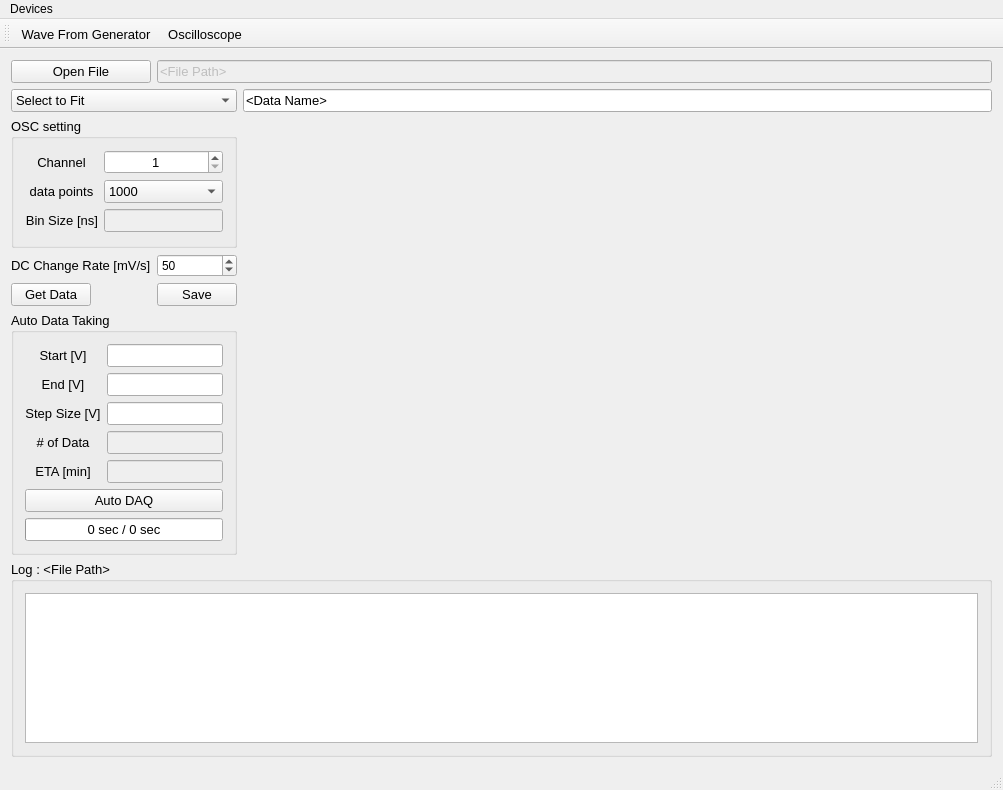
TripletESR/DAQ_GUI, file mainwindow.ui: the form before one commit.
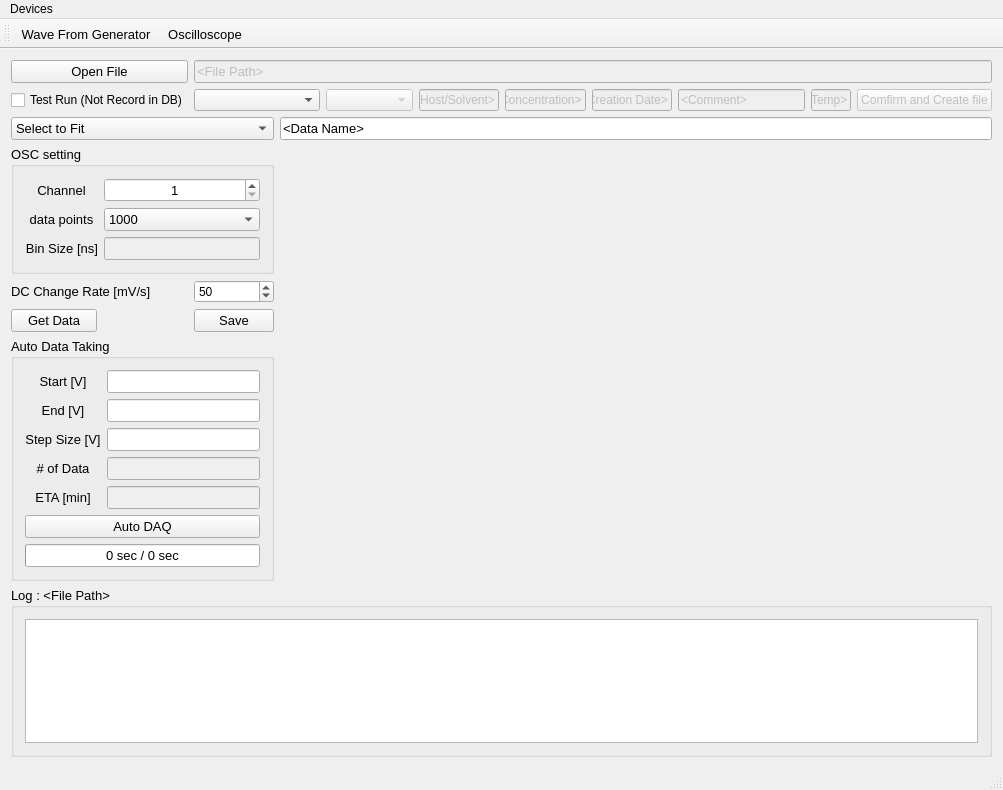
The form after the commit. Custom widgets are drawn as their Qt base class.

Diff of the .ui file:
```diff
--- a/mainwindow.ui
+++ b/mainwindow.ui
@@ -17,41 +17,8 @@
    <string>DAQ</string>
   </property>
   <widget class="QWidget" name="centralWidget">
-   <layout class="QGridLayout" name="gridLayout_3">
-    <item row="7" column="0" rowspan="2" colspan="5">
-     <widget class="QGroupBox" name="groupBox_log">
-      <property name="sizePolicy">
-       <sizepolicy hsizetype="Preferred" vsizetype="Preferred">
-        <horstretch>1</horstretch>
-        <verstretch>6</verstretch>
-       </sizepolicy>
-      </property>
-      <property name="font">
-       <font>
-        <pointsize>10</pointsize>
-       </font>
-      </property>
-      <property name="title">
-       <string>Log : &lt;File Path&gt;</string>
-      </property>
-      <layout class="QGridLayout" name="gridLayout">
-       <item row="0" column="0">
-        <widget class="QPlainTextEdit" name="plainTextEdit">
-         <property name="font">
-          <font>
-           <family>Courier New</family>
-           <pointsize>10</pointsize>
-          </font>
-         </property>
-         <property name="lineWrapMode">
-          <enum>QPlainTextEdit::NoWrap</enum>
-         </property>
-        </widget>
-       </item>
-      </layout>
-     </widget>
-    </item>
-    <item row="5" column="0" colspan="3">
+   <layout class="QGridLayout" name="gridLayout_3" columnstretch="1,1,1,1,1,1,2,2,2,1,2,1,1">
+    <item row="6" column="0" colspan="3">
      <widget class="QGroupBox" name="groupBox">
       <property name="sizePolicy">
        <sizepolicy hsizetype="Preferred" vsizetype="Preferred">
@@ -164,7 +131,7 @@
       </layout>
      </widget>
     </item>
-    <item row="2" column="3" rowspan="4" colspan="2">
+    <item row="3" column="3" rowspan="4" colspan="10">
      <widget class="QCustomPlot" name="customPlot" native="true">
       <property name="sizePolicy">
        <sizepolicy hsizetype="Preferred" vsizetype="Preferred">
@@ -174,7 +141,40 @@
       </property>
      </widget>
     </item>
-    <item row="2" column="0" colspan="3">
+    <item row="8" column="0" rowspan="2" colspan="13">
+     <widget class="QGroupBox" name="groupBox_log">
+      <property name="sizePolicy">
+       <sizepolicy hsizetype="Preferred" vsizetype="Preferred">
+        <horstretch>1</horstretch>
+        <verstretch>6</verstretch>
+       </sizepolicy>
+      </property>
+      <property name="font">
+       <font>
+        <pointsize>10</pointsize>
+       </font>
+      </property>
+      <property name="title">
+       <string>Log : &lt;File Path&gt;</string>
+      </property>
+      <layout class="QGridLayout" name="gridLayout">
+       <item row="0" column="0">
+        <widget class="QPlainTextEdit" name="plainTextEdit">
+         <property name="font">
+          <font>
+           <family>Courier New</family>
+           <pointsize>10</pointsize>
+          </font>
+         </property>
+         <property name="lineWrapMode">
+          <enum>QPlainTextEdit::NoWrap</enum>
+         </property>
+        </widget>
+       </item>
+      </layout>
+     </widget>
+    </item>
+    <item row="3" column="0" colspan="3">
      <widget class="QGroupBox" name="groupBox_2">
       <property name="enabled">
        <bool>true</bool>
@@ -317,7 +317,7 @@
       </layout>
      </widget>
     </item>
-    <item row="4" column="0">
+    <item row="5" column="0">
      <widget class="QPushButton" name="pushButton_GetSingle">
       <property name="font">
        <font>
@@ -329,7 +329,37 @@
       </property>
      </widget>
     </item>
-    <item row="1" column="0" colspan="3">
+    <item row="1" column="7">
+     <widget class="QLineEdit" name="lineEdit_Concentration">
+      <property name="enabled">
+       <bool>false</bool>
+      </property>
+      <property name="text">
+       <string>&lt;Concentration&gt;</string>
+      </property>
+     </widget>
+    </item>
+    <item row="1" column="8">
+     <widget class="QLineEdit" name="lineEdit_CreationDate">
+      <property name="enabled">
+       <bool>false</bool>
+      </property>
+      <property name="text">
+       <string>&lt;Creation Date&gt;</string>
+      </property>
+     </widget>
+    </item>
+    <item row="1" column="6">
+     <widget class="QLineEdit" name="lineEdit_Solvent">
+      <property name="enabled">
+       <bool>false</bool>
+      </property>
+      <property name="text">
+       <string>&lt;Host/Solvent&gt;</string>
+      </property>
+     </widget>
+    </item>
+    <item row="2" column="0" colspan="3">
      <widget class="QComboBox" name="comboBox">
       <property name="font">
        <font>
@@ -366,36 +396,6 @@
       </item>
      </widget>
     </item>
-    <item row="4" column="2">
-     <widget class="QPushButton" name="pushButton_Save">
-      <property name="font">
-       <font>
-        <pointsize>10</pointsize>
-       </font>
-      </property>
-      <property name="text">
-       <string>Save</string>
-      </property>
-     </widget>
-    </item>
-    <item row="0" column="2" colspan="3">
-     <widget class="QLineEdit" name="lineEdit_FileName">
-      <property name="enabled">
-       <bool>false</bool>
-      </property>
-      <property name="font">
-       <font>
-        <pointsize>10</pointsize>
-       </font>
-      </property>
-      <property name="inputMask">
-       <string/>
-      </property>
-      <property name="text">
-       <string>&lt;File Path&gt;</string>
-      </property>
-     </widget>
-    </item>
     <item row="0" column="0" colspan="2">
      <widget class="QPushButton" name="pushButton_openFile">
       <property name="font">
@@ -408,7 +408,19 @@
       </property>
      </widget>
     </item>
-    <item row="1" column="3" colspan="2">
+    <item row="5" column="2">
+     <widget class="QPushButton" name="pushButton_Save">
+      <property name="font">
+       <font>
+        <pointsize>10</pointsize>
+       </font>
+      </property>
+      <property name="text">
+       <string>Save</string>
+      </property>
+     </widget>
+    </item>
+    <item row="2" column="3" colspan="10">
      <widget class="QLineEdit" name="lineEdit_DataName">
       <property name="enabled">
        <bool>true</bool>
@@ -426,7 +438,21 @@
       </property>
      </widget>
     </item>
-    <item row="3" column="2">
+    <item row="1" column="4" colspan="2">
+     <widget class="QComboBox" name="comboBox_Sample">
+      <property name="enabled">
+       <bool>false</bool>
+      </property>
+     </widget>
+    </item>
+    <item row="1" column="2" colspan="2">
+     <widget class="QComboBox" name="comboBox_Chemical">
+      <property name="currentText">
+       <string/>
+      </property>
+     </widget>
+    </item>
+    <item row="4" column="2">
      <widget class="QSpinBox" name="spinBox_DCRate">
       <property name="minimum">
        <number>10</number>
@@ -442,7 +468,32 @@
       </property>
      </widget>
     </item>
-    <item row="3" column="0" colspan="2">
+    <item row="1" column="0" colspan="2">
+     <widget class="QCheckBox" name="checkBox_TestRun">
+      <property name="text">
+       <string>Test Run (Not Record in DB)</string>
+      </property>
+     </widget>
+    </item>
+    <item row="0" column="2" colspan="11">
+     <widget class="QLineEdit" name="lineEdit_FileName">
+      <property name="enabled">
+       <bool>false</bool>
+      </property>
+      <property name="font">
+       <font>
+        <pointsize>10</pointsize>
+       </font>
+      </property>
+      <property name="inputMask">
+       <string/>
+      </property>
+      <property name="text">
+       <string>&lt;File Path&gt;</string>
+      </property>
+     </widget>
+    </item>
+    <item row="4" column="0" colspan="2">
      <widget class="QLabel" name="label_9">
       <property name="font">
        <font>
@@ -454,6 +505,36 @@
       </property>
      </widget>
     </item>
+    <item row="1" column="12">
+     <widget class="QPushButton" name="pushButton_ComfirmSelection">
+      <property name="enabled">
+       <bool>false</bool>
+      </property>
+      <property name="text">
+       <string>Comfirm and Create file</string>
+      </property>
+     </widget>
+    </item>
+    <item row="1" column="9" colspan="2">
+     <widget class="QLineEdit" name="lineEdit_Comment">
+      <property name="enabled">
+       <bool>false</bool>
+      </property>
+      <property name="text">
+       <string>&lt;Comment&gt;</string>
+      </property>
+     </widget>
+    </item>
+    <item row="1" column="11">
+     <widget class="QLineEdit" name="lineEdit_Temperature">
+      <property name="enabled">
+       <bool>false</bool>
+      </property>
+      <property name="text">
+       <string>&lt;Temp&gt;</string>
+      </property>
+     </widget>
+    </item>
    </layout>
   </widget>
   <widget class="QMenuBar" name="menuBar">
```
